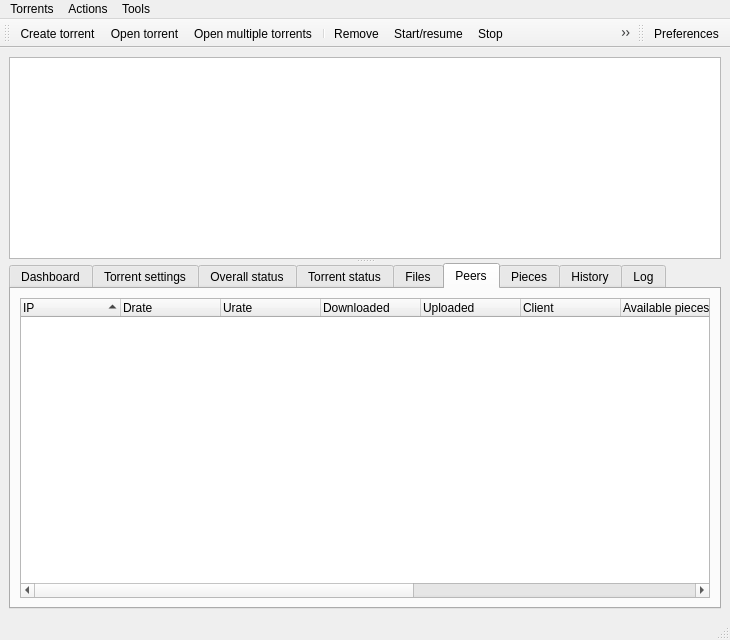
Before: the Qt Designer form src/plugins/torrent/mainwindow.ui in 0xd34df00d/leechcraft, drawn with Qt 5.
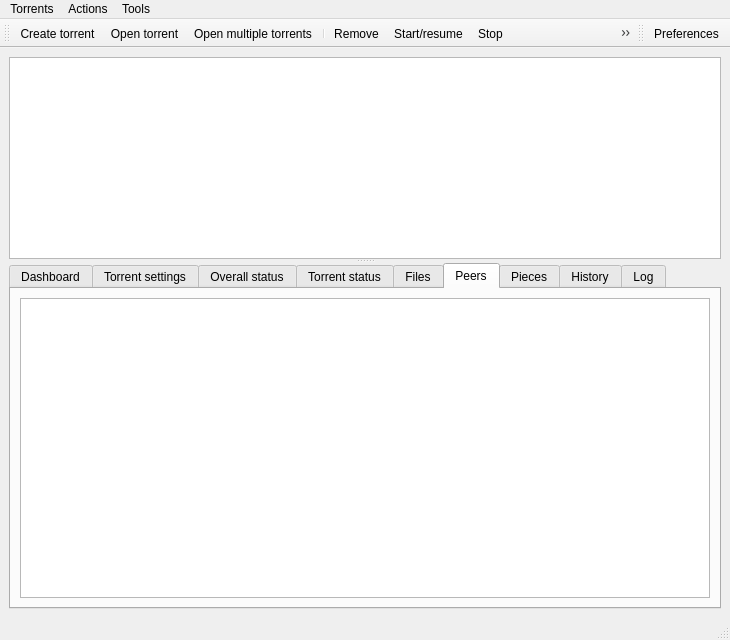
After: the same form once the commit is applied. The open tabs and pages were chosen to show the change. Icons and pictures are not drawn. Custom widgets are drawn as their Qt base class.

Commit message: + BitTorrent: FS#91: Peer model instead of plain QTreeWidget.

Patch:
```diff
--- a/src/plugins/torrent/mainwindow.ui
+++ b/src/plugins/torrent/mainwindow.ui
@@ -1127,74 +1127,7 @@
         </attribute>
         <layout class="QVBoxLayout" >
          <item>
-          <widget class="QTreeWidget" name="PeersWidget_" >
-           <property name="rootIsDecorated" >
-            <bool>false</bool>
-           </property>
-           <property name="sortingEnabled" >
-            <bool>true</bool>
-           </property>
-           <column>
-            <property name="text" >
-             <string>IP</string>
-            </property>
-           </column>
-           <column>
-            <property name="text" >
-             <string>Drate</string>
-            </property>
-           </column>
-           <column>
-            <property name="text" >
-             <string>Urate</string>
-            </property>
-           </column>
-           <column>
-            <property name="text" >
-             <string>Downloaded</string>
-            </property>
-           </column>
-           <column>
-            <property name="text" >
-             <string>Uploaded</string>
-            </property>
-           </column>
-           <column>
-            <property name="text" >
-             <string>Client</string>
-            </property>
-           </column>
-           <column>
-            <property name="text" >
-             <string>Available pieces</string>
-            </property>
-           </column>
-           <column>
-            <property name="text" >
-             <string>LB</string>
-            </property>
-           </column>
-           <column>
-            <property name="text" >
-             <string>Last active</string>
-            </property>
-           </column>
-           <column>
-            <property name="text" >
-             <string>Hashfails</string>
-            </property>
-           </column>
-           <column>
-            <property name="text" >
-             <string>Failcount</string>
-            </property>
-           </column>
-           <column>
-            <property name="text" >
-             <string>Progress</string>
-            </property>
-           </column>
-          </widget>
+          <widget class="QTreeView" name="PeersView_" />
          </item>
         </layout>
        </widget>
```
The commit also changes 17 other files.
